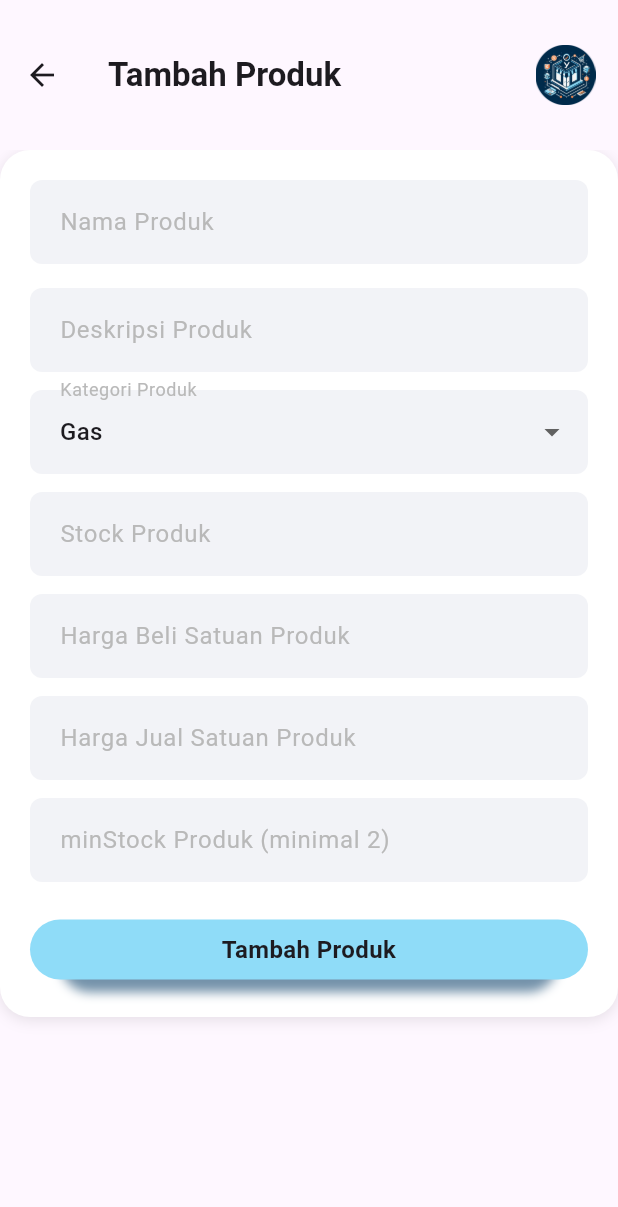
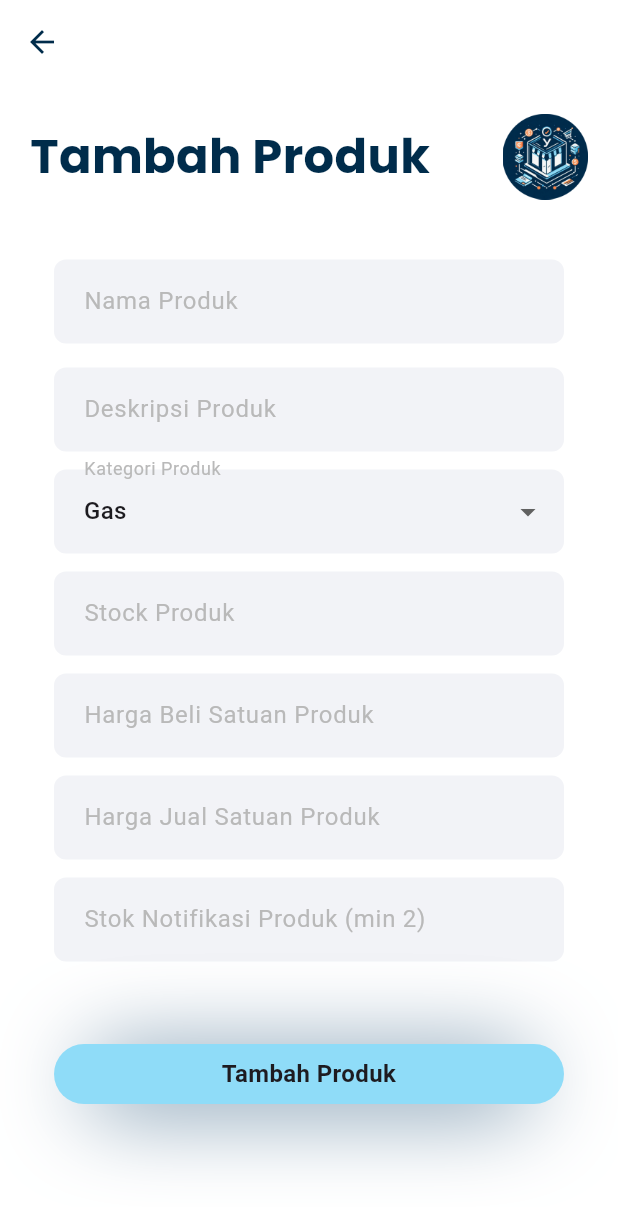
Before and after one commit to riofach/YStore, a Flutter app: the ManageProductScreen screen opened directly with empty values, item 2 of the bottom bar chosen, after a tap on the "add" icon, on a phone screen of 412 x 824 dp. Shown: the top 1207 px of the screen. Run offline on Flutter 3.47's test engine with Material 3 defaults, Android fonts, the light colour scheme and no system bars; our stand-ins replace cloud_firestore, dropdown_button2, firebase_auth, firebase_core, fl_chart, flutter_local_notifications and 2 more; missing offline and left inert: bcrypt; accounts and stored records are empty.

Commit message:
add fitur search product

```diff
--- a/lib/screens/manage_product.dart
+++ b/lib/screens/manage_product.dart
@@ -22,6 +22,7 @@ class ManageProductScreen extends StatefulWidget {
 class _ManageProductScreenState extends State<ManageProductScreen> {
   final FirebaseFirestore _firestore = FirebaseFirestore.instance;
   int _currentIndex = 0;
+  String _searchQuery = '';
 
   Future<void> _deleteProduct(String productId, String productName) async {
     try {
@@ -131,25 +132,51 @@ class _ManageProductScreenState extends State<ManageProductScreen> {
   @override
   Widget build(BuildContext context) {
     return Scaffold(
+      backgroundColor: AppColor.bg,
       body: SafeArea(
+        child: Padding(
+          padding: const EdgeInsets.symmetric(horizontal: 16.0),
           child: Column(
             children: [
               Padding(
-              padding: const EdgeInsets.symmetric(horizontal: 16, vertical: 12),
+                padding:
+                    const EdgeInsets.only(top: 63.0, left: 10.0, right: 10.0),
                 child: Row(
                   mainAxisAlignment: MainAxisAlignment.spaceBetween,
                   children: [
                     Text(
                       "Kelola Produk",
                       style: TextStyle(
-                      fontSize: 24,
-                      fontWeight: FontWeight.bold,
+                        fontSize: 32,
+                        fontFamily: 'Poppins',
+                        fontWeight: FontWeight.w700,
+                        color: AppColor.primary,
                       ),
                     ),
-                  CircleAvatar(
-                    backgroundImage: AssetImage(AppAssets.logo),
+                    Image.asset(
+                      'assets/images/logo.png',
+                      width: 57,
+                      height: 57,
+                    )
+                  ],
                 ),
-                ],
+              ),
+              Padding(
+                padding:
+                    const EdgeInsets.only(top: 24.0, left: 10.0, right: 10.0),
+                child: TextField(
+                  onChanged: (value) {
+                    setState(() {
+                      _searchQuery = value.toLowerCase();
+                    });
+                  },
+                  decoration: InputDecoration(
+                    border: OutlineInputBorder(
+                      borderRadius: BorderRadius.circular(10),
+                    ),
+                    labelText: 'Cari berdasarkan nama produk',
+                    prefixIcon: Icon(Icons.search),
+                  ),
                 ),
               ),
               SizedBox(height: 10),
@@ -170,20 +197,25 @@ class _ManageProductScreenState extends State<ManageProductScreen> {
                       return Center(child: Text("Tidak ada data produk."));
                     }
 
+                    var filteredDocs = snapshot.data!.docs.where((doc) {
+                      var data = doc.data() as Map<String, dynamic>;
+                      var productName = data['name']?.toLowerCase() ?? '';
+                      return productName.contains(_searchQuery);
+                    }).toList();
+
                     return ListView.builder(
-                    itemCount: snapshot.data!.docs.length,
+                      itemCount: filteredDocs.length,
                       itemBuilder: (context, index) {
-                      DocumentSnapshot document = snapshot.data!.docs[index];
+                        DocumentSnapshot document = filteredDocs[index];
                         Map<String, dynamic> data =
                             document.data() as Map<String, dynamic>;
 
                         return Padding(
-                        padding: const EdgeInsets.symmetric(
-                            horizontal: 16.0, vertical: 6.0),
+                          padding: const EdgeInsets.symmetric(vertical: 6.0),
                           child: Container(
                             decoration: BoxDecoration(
-                            color: Colors.white,
-                            borderRadius: BorderRadius.circular(12),
+                              color: AppColor.white,
+                              borderRadius: BorderRadius.circular(20),
                               boxShadow: [
                                 BoxShadow(
                                   color: Colors.black12,
@@ -198,10 +230,21 @@ class _ManageProductScreenState extends State<ManageProductScreen> {
                                   horizontal: 16, vertical: 8),
                               title: Text(
                                 data['name'] ?? 'Tidak ada nama',
-                              style: TextStyle(fontWeight: FontWeight.bold),
+                                style: TextStyle(
+                                  fontSize: 16,
+                                  color: AppColor.primary,
+                                  fontFamily: 'Poppins',
+                                  fontWeight: FontWeight.w600,
+                                ),
                               ),
                               subtitle: Text(
                                 "Hb: ${data['buyPrice'] ?? 'kosong'}, Hj: ${data['sellPrice'] ?? 'kosong'}, Stok: ${data['stock'] ?? 0}",
+                                style: TextStyle(
+                                  fontSize: 14,
+                                  color: AppColor.grey,
+                                  fontFamily: 'Poppins',
+                                  fontWeight: FontWeight.w400,
+                                ),
                               ),
                               trailing: widget.role != 'kasir'
                                   ? Row(
@@ -209,13 +252,15 @@ class _ManageProductScreenState extends State<ManageProductScreen> {
                                       children: [
                                         IconButton(
                                           icon: Icon(Icons.edit,
-                                            color: Colors.orange),
+                                              color: AppColor.orange),
                                           onPressed: () =>
-                                            _showEditProductDialog(document.id),
+                                              _showEditProductDialog(
+                                                  document.id),
                                         ),
+                                        SizedBox(width: 8), // Jarak antara ikon
                                         IconButton(
                                           icon: Icon(Icons.delete,
-                                            color: Colors.red),
+                                              color: AppColor.maroon),
                                           onPressed: () =>
                                               _showDeleteConfirmationDialog(
                                                   document.id,
@@ -234,6 +279,7 @@ class _ManageProductScreenState extends State<ManageProductScreen> {
                 ),
               ),
             ],
+          ),
         ),
       ),
       bottomNavigationBar: CustomBottomNavigation(
--- a/lib/screens/register.dart
+++ b/lib/screens/register.dart
@@ -106,8 +106,9 @@ class _RegisterScreenState extends State<RegisterScreen> {
     return Scaffold(
       backgroundColor: AppColor.bg,
       appBar: AppBar(
-          // title: Text('Tambah User Baru'),
-          ),
+        backgroundColor: AppColor.bg,
+        // title: Text('Tambah User Baru'),
+      ),
       body: SingleChildScrollView(
         child: Padding(
           padding: const EdgeInsets.symmetric(horizontal: 16.0),
--- a/lib/services/add_product.dart
+++ b/lib/services/add_product.dart
@@ -1,6 +1,5 @@
 import 'package:flutter/material.dart';
 import 'package:cloud_firestore/cloud_firestore.dart';
-import 'package:ystore/config/app_assets.dart';
 import 'package:ystore/config/app_color.dart';
 import 'package:ystore/widgets/bottom_custom.dart';
 
@@ -134,38 +133,49 @@ class _AddProductScreenState extends State<AddProductScreen> {
   @override
   Widget build(BuildContext context) {
     return Scaffold(
-      appBar: PreferredSize(
-        preferredSize: Size.fromHeight(100),
-        child: AppBar(
-          toolbarHeight: 100,
-          title: Text(
+      backgroundColor: AppColor.white,
+      appBar: AppBar(
+        backgroundColor: AppColor.white,
+        elevation: 0,
+        leading: IconButton(
+          icon: Icon(Icons.arrow_back, color: AppColor.primary),
+          onPressed: () => Navigator.of(context).pop(),
+        ),
+      ),
+      body: SingleChildScrollView(
+        child: Padding(
+          padding: const EdgeInsets.all(20),
+          child: Column(
+            children: [
+              Row(
+                mainAxisAlignment: MainAxisAlignment.spaceBetween,
+                children: [
+                  Text(
                     widget.productId == null ? 'Tambah Produk' : 'Edit Produk',
-            style: TextStyle(fontWeight: FontWeight.bold),
+                    style: TextStyle(
+                      fontSize: 32,
+                      fontFamily: 'Poppins',
+                      fontWeight: FontWeight.w700,
+                      color: AppColor.primary,
                     ),
-          actions: [
-            Padding(
-              padding: const EdgeInsets.only(right: 15),
-              child: Image.asset(
-                AppAssets.logo,
-                height: 40,
                   ),
+                  Image.asset(
+                    "assets/images/logo.png",
+                    width: 57,
+                    height: 57,
                   ),
                 ],
               ),
-      ),
-      body: SingleChildScrollView(
-        child: Container(
-          padding: const EdgeInsets.all(20),
+              SizedBox(height: 20),
+              Container(
+                padding:
+                    const EdgeInsets.symmetric(horizontal: 16, vertical: 20),
                 decoration: BoxDecoration(
                   color: Colors.white,
-            borderRadius: BorderRadius.circular(20),
-            boxShadow: [
-              BoxShadow(
-                color: Colors.black.withOpacity(0.1),
-                blurRadius: 8,
-                offset: Offset(0, 2),
+                  borderRadius: BorderRadius.only(
+                    topLeft: Radius.circular(20),
+                    topRight: Radius.circular(20),
                   ),
-            ],
                 ),
                 child: Column(
                   children: [
@@ -195,9 +205,7 @@ class _AddProductScreenState extends State<AddProductScreen> {
                         ),
                       ),
                     ),
-              SizedBox(
-                height: 16,
-              ),
+                    SizedBox(height: 16),
                     TextFormField(
                       controller: _descriptionController,
                       decoration: InputDecoration(
@@ -224,9 +232,7 @@ class _AddProductScreenState extends State<AddProductScreen> {
                         ),
                       ),
                     ),
-              SizedBox(
-                height: 12,
-              ),
+                    SizedBox(height: 12),
                     DropdownButtonFormField<String>(
                       value: _selectedCategory,
                       decoration: InputDecoration(
@@ -264,9 +270,7 @@ class _AddProductScreenState extends State<AddProductScreen> {
                         });
                       },
                     ),
-              SizedBox(
-                height: 12,
-              ),
+                    SizedBox(height: 12),
                     TextFormField(
                       controller: _stockController,
                       keyboardType: TextInputType.number,
@@ -294,9 +298,7 @@ class _AddProductScreenState extends State<AddProductScreen> {
                         ),
                       ),
                     ),
-              SizedBox(
-                height: 12,
-              ),
+                    SizedBox(height: 12),
                     TextFormField(
                       controller: _buyPriceController,
                       keyboardType: TextInputType.number,
@@ -324,9 +326,7 @@ class _AddProductScreenState extends State<AddProductScreen> {
                         ),
                       ),
                     ),
-              SizedBox(
-                height: 12,
-              ),
+                    SizedBox(height: 12),
                     TextFormField(
                       controller: _sellPriceController,
                       keyboardType: TextInputType.number,
@@ -354,9 +354,7 @@ class _AddProductScreenState extends State<AddProductScreen> {
                         ),
                       ),
                     ),
-              SizedBox(
-                height: 12,
-              ),
+                    SizedBox(height: 12),
                     TextFormField(
                       controller: _minStockController,
                       keyboardType: TextInputType.number,
@@ -368,7 +366,7 @@ class _AddProductScreenState extends State<AddProductScreen> {
                           horizontal: 16,
                           vertical: 16,
                         ),
-                  labelText: 'minStock Produk (minimal 2)',
+                        labelText: 'Stok Notifikasi Produk (min 2)',
                         labelStyle: TextStyle(color: AppColor.grey),
                         border: OutlineInputBorder(
                           borderRadius: BorderRadius.circular(8),
@@ -384,7 +382,7 @@ class _AddProductScreenState extends State<AddProductScreen> {
                         ),
                       ),
                     ),
-              SizedBox(height: 20),
+                    SizedBox(height: 50),
                     BottomCustom(
                       label: widget.productId == null
                           ? 'Tambah Produk'
@@ -395,6 +393,9 @@ class _AddProductScreenState extends State<AddProductScreen> {
                   ],
                 ),
               ),
+            ],
+          ),
+        ),
       ),
     );
   }
--- a/lib/widgets/bottom_custom.dart
+++ b/lib/widgets/bottom_custom.dart
@@ -27,8 +27,8 @@ class BottomCustom extends StatelessWidget {
                 boxShadow: [
                   BoxShadow(
                     color: const Color.fromARGB(255, 116, 146, 170),
-                    offset: const Offset(0, 5),
-                    blurRadius: 5,
+                    offset: const Offset(0, 1),
+                    blurRadius: 50,
                   ),
                 ],
               ),
```
Also changed, not shown: 4 other files. Lines whose indentation alone changed are shown as unchanged.
